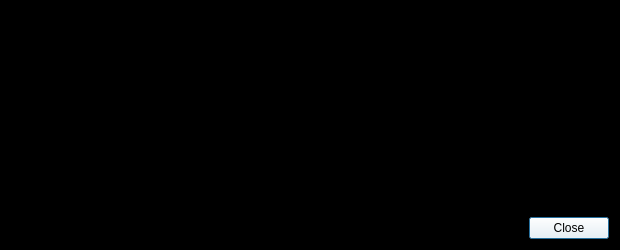
Qt form src/qt/forms/transactiondescdialog.ui (NoirX/NoirShares-v2-old) before a commit.
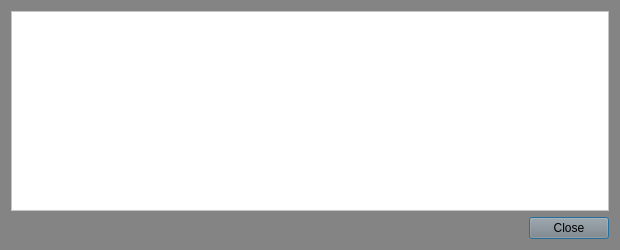
The same form after that commit.

```diff
--- a/src/qt/forms/transactiondescdialog.ui
+++ b/src/qt/forms/transactiondescdialog.ui
@@ -14,7 +14,7 @@
    <string>Transaction details</string>
   </property>
   <property name="styleSheet">
-   <string notr="true">background-color: rgb(0, 0, 0);
+   <string notr="true">background-color: rgb(132, 132, 132);
 color: rgb(255, 255, 255);</string>
   </property>
   <layout class="QVBoxLayout" name="verticalLayout">
@@ -24,8 +24,8 @@
       <string>This pane shows a detailed description of the transaction</string>
      </property>
      <property name="styleSheet">
-      <string notr="true">background-color: rgb(0, 0, 0);
-color: rgb(255, 255, 255);</string>
+      <string notr="true">background-color: rgb(255, 255, 255);
+color: rgb(0, 0, 0);</string>
      </property>
      <property name="readOnly">
       <bool>true</bool>
@@ -35,8 +35,7 @@
    <item>
     <widget class="QDialogButtonBox" name="buttonBox">
      <property name="styleSheet">
-      <string notr="true">background-color: rgb(255, 255, 255);
-color: rgb(0, 0, 0);</string>
+      <string notr="true">color: rgb(0, 0, 0);</string>
      </property>
      <property name="orientation">
       <enum>Qt::Horizontal</enum>
```
